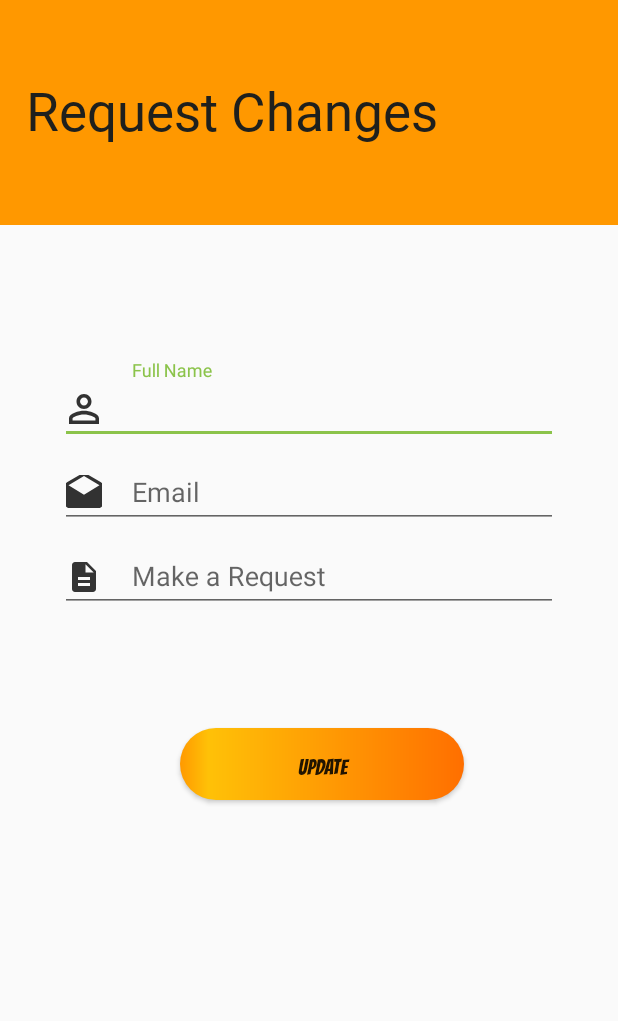
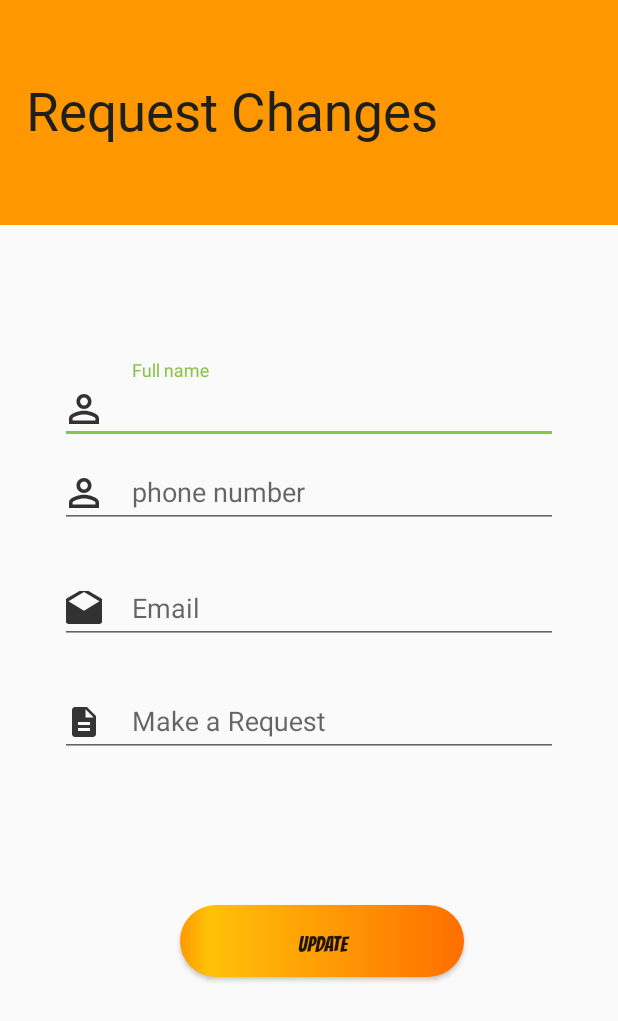
Before and after one commit to mtyra321/Nature-Calls, an Android app: the user_profile screen opened directly, with no data from a screen before it, after a tap on "UPDATE", on a phone screen of 412 x 824 dp. Shown: the top 1021 px of the screen. Run offline under Robolectric (Android 15) with nearby library versions, the phone set to English and light mode, and no system bars; our stand-ins replace Firebase (no records; nobody signed in at launch, a user with empty details on screens opened directly); Roboto replaces fonts that are not available here.

Commit message:
profile page updates user information on database

```diff
--- a/Nature Calls/app/src/main/java/com/example/myapplication/fragment/Map.java
+++ b/Nature Calls/app/src/main/java/com/example/myapplication/fragment/Map.java
@@ -91,6 +91,8 @@ public class Map extends Fragment implements OnMapReadyCallback, GoogleMap.OnInf
         DatabaseReference mRootRef = database.getReference();
         FirebaseUser user = FirebaseAuth.getInstance().getCurrentUser();
         mRootRef.child("Users").child(user.getUid()).child("location").addValueEventListener(new ValueEventListener() {
+
+            //when location changes on database, lat and long are updated
             @Override
             public void onDataChange(@NonNull DataSnapshot dataSnapshot) {
                 Log.i("chicken", String.valueOf(((Double) dataSnapshot.child("latitude").getValue())));
--- a/Nature Calls/app/src/main/java/com/example/myapplication/fragment/Setting.java
+++ b/Nature Calls/app/src/main/java/com/example/myapplication/fragment/Setting.java
@@ -65,7 +65,7 @@ public class Setting extends Fragment {
         View viewRoot = inflater.inflate(R.layout.fragment_setting, container, false);
         // Inflate the layout for this fragment
 
-        Button btn = (Button) viewRoot.findViewById(R.id.button3);
+        Button btn = (Button) viewRoot.findViewById(R.id.tellUsWhy);
 
         btn.setOnClickListener(new View.OnClickListener() {
             @Override
--- a/Nature Calls/app/src/main/java/com/example/myapplication/fragment/user_profile.java
+++ b/Nature Calls/app/src/main/java/com/example/myapplication/fragment/user_profile.java
@@ -11,25 +11,33 @@ import android.widget.Toast;
 
 import com.example.myapplication.R;
 import com.example.myapplication.fragment.UserHelperClass;
+import com.google.firebase.auth.FirebaseAuth;
+import com.google.firebase.auth.FirebaseUser;
 import com.google.firebase.database.DatabaseReference;
 import com.google.firebase.database.FirebaseDatabase;
 
 public class user_profile extends AppCompatActivity {
 
-    EditText name, gmail, requested;
+    EditText name, email, requested, phone;
     Button updated;
 
     FirebaseDatabase rootNode;
     DatabaseReference reference;
+
     @Override
     protected void onCreate(Bundle savedInstanceState) {
         super.onCreate(savedInstanceState);
         setContentView(R.layout.activity_user_profile);
-
-        name = findViewById(R.id.user_name);
-        gmail = findViewById(R.id.user_mail);
+        phone = findViewById(R.id.phone_number);
+        name = findViewById(R.id.name);
+        email = findViewById(R.id.user_mail);
         requested = findViewById(R.id.request);
         updated = findViewById(R.id.update);
+
+        FirebaseUser user = FirebaseAuth.getInstance().getCurrentUser();
+        name.setText(user.getDisplayName());
+        email.setText(user.getEmail());
+phone.setText(user.getPhoneNumber());
         updated.setOnClickListener(new View.OnClickListener() {
             @Override
             public void onClick(View v) {
@@ -38,14 +46,21 @@ public class user_profile extends AppCompatActivity {
 
                 //Get all the values
                 String signName = name.getText().toString();
-                String userEmail = gmail.getText().toString();
+                String userEmail = email.getText().toString();
                 String requests = requested.getText().toString();
+                String phoneNumber = phone.getText().toString();
                 Log.i("name", signName);
                 Log.i("email", userEmail);
                 Log.i("req", requests);
 
                 UserHelperClass helperClass = new UserHelperClass(signName, userEmail, requests);
-                reference.child(signName).setValue(helperClass);
+                reference.child(user.getUid()).child("email").setValue(userEmail);
+                reference.child(user.getUid()).child("name").setValue(signName);
+                reference.child(user.getUid()).child("requests").setValue(requests);
+                reference.child(user.getUid()).child("phone").setValue(phoneNumber);
+
+
+                // reference.child(signName).setValue(helperClass);
                 Toast.makeText(user_profile.this, "Submitted", Toast.LENGTH_SHORT).show();
 
             }
--- a/Nature Calls/app/src/main/res/layout/activity_user_profile.xml
+++ b/Nature Calls/app/src/main/res/layout/activity_user_profile.xml
@@ -29,29 +29,46 @@
     </RelativeLayout>
 
     <LinearLayout
+        android:layout_width="match_parent"
+        android:layout_height="403dp"
         android:layout_marginTop="50dp"
-        android:layout_width="match_parent"
-        android:layout_height="wrap_content"
-        android:padding="40dp"
+        android:orientation="vertical"
 
-        android:orientation="vertical">
+        android:padding="40dp">
+
         <com.google.android.material.textfield.TextInputLayout
             android:layout_width="match_parent"
-            android:layout_height="wrap_content"
-            android:hint="Full Name">
+            android:layout_height="wrap_content">
 
             <com.google.android.material.textfield.TextInputEditText
-                android:id="@+id/user_name"
+                android:id="@+id/name"
                 android:layout_width="match_parent"
                 android:layout_height="wrap_content"
                 android:drawableLeft="@drawable/ic_human"
                 android:drawablePadding="20dp"
+                android:hint="Full name"
                 android:text="" />
 
         </com.google.android.material.textfield.TextInputLayout>
+
         <com.google.android.material.textfield.TextInputLayout
             android:layout_width="match_parent"
-            android:layout_height="wrap_content"
+            android:layout_height="77dp">
+
+            <com.google.android.material.textfield.TextInputEditText
+                android:id="@+id/phone_number"
+                android:layout_width="match_parent"
+                android:layout_height="wrap_content"
+                android:drawableLeft="@drawable/ic_human"
+                android:drawablePadding="20dp"
+                android:hint="phone number"
+                android:text="" />
+
+        </com.google.android.material.textfield.TextInputLayout>
+
+        <com.google.android.material.textfield.TextInputLayout
+            android:layout_width="match_parent"
+            android:layout_height="75dp"
             android:hint="Email">
 
             <com.google.android.material.textfield.TextInputEditText
@@ -66,7 +83,7 @@
 
         <com.google.android.material.textfield.TextInputLayout
             android:layout_width="match_parent"
-            android:layout_height="93dp"
+            android:layout_height="wrap_content"
             android:hint="Make a Request">
 
             <com.google.android.material.textfield.TextInputEditText
--- a/Nature Calls/app/src/main/res/layout/fragment_setting.xml
+++ b/Nature Calls/app/src/main/res/layout/fragment_setting.xml
@@ -21,7 +21,7 @@
         android:textSize="25dp" />
 
     <Button
-        android:id="@+id/button3"
+        android:id="@+id/tellUsWhy"
         android:layout_width="256dp"
         android:layout_height="71dp"
         android:layout_marginTop="400dp"
--- a/Nature Calls/app/src/main/res/layout/set.xml
+++ b/Nature Calls/app/src/main/res/layout/set.xml
@@ -39,7 +39,7 @@
             android:hint="Full Name">
 
             <com.google.android.material.textfield.TextInputEditText
-                android:id="@+id/user_name"
+                android:id="@+id/phone_number2"
                 android:layout_width="match_parent"
                 android:layout_height="wrap_content"
                 android:drawableLeft="@drawable/ic_human"
```
